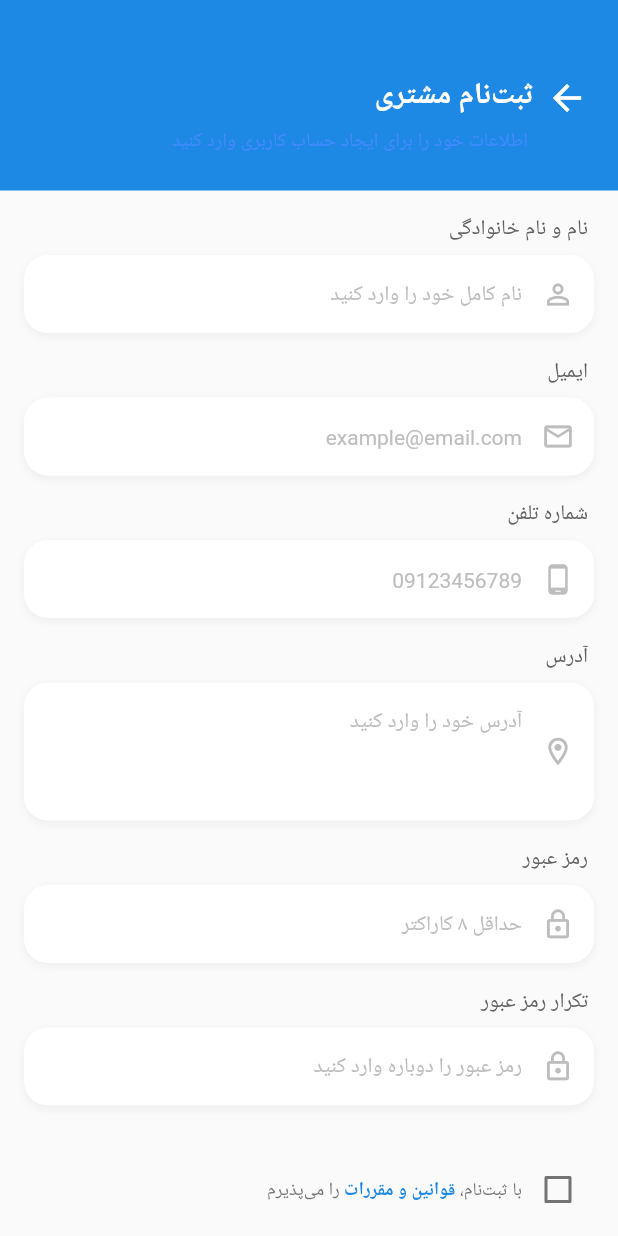
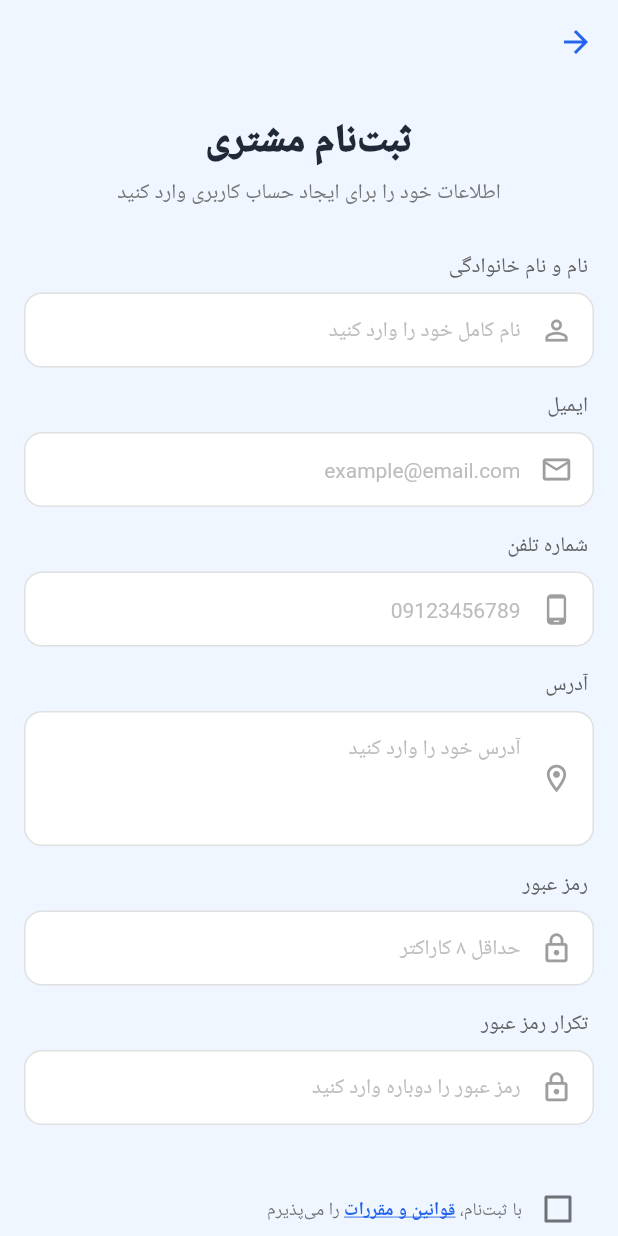
Before and after one commit to SamanEsmaeili3/smart_carwash_service_system, a Flutter app: the CustomerSignupScreen screen opened by its route, on a phone screen of 412 x 824 dp. Run offline on Flutter 3.47's test engine with Material 3 defaults, Android fonts, the phone set to English and light mode, and no system bars; our stand-ins replace flutter_secure_storage, jwt_decoder; accounts and stored records are empty; Roboto replaces fonts that are missing (Vazir).

```diff
--- a/Frontend/carwash_front/lib/screens/auth/customer_signup_screen.dart
+++ b/Frontend/carwash_front/lib/screens/auth/customer_signup_screen.dart
@@ -25,6 +25,7 @@ class _CustomerSignupScreenState extends State<CustomerSignupScreen> {
 
   bool _acceptedTerms = false;
 
+  // [Task-F3] Signup Logic
   void _handleSignup() async {
     if (_formKey.currentState!.validate()) {
       if (!_acceptedTerms) {
@@ -33,7 +34,6 @@ class _CustomerSignupScreenState extends State<CustomerSignupScreen> {
         );
         return;
       }
-      // Fixed: Use _passwordController and _confirmPasswordController
       if (_passwordController.text != _confirmPasswordController.text) {
         ScaffoldMessenger.of(context).showSnackBar(
           const SnackBar(content: Text('رمز عبور و تکرار آن یکسان نیستند')),
@@ -43,16 +43,14 @@ class _CustomerSignupScreenState extends State<CustomerSignupScreen> {
 
       final auth = Provider.of<AuthProvider>(context, listen: false);
 
-      // Fixed: Use the correct controller names here
       bool success = await auth.registerCustomer(
-        _emailController.text.trim(),    // Was _emailCtrl (Fixed)
-        _passwordController.text.trim(), // Was _passCtrl (Fixed)
-        _nameController.text.trim(),     // Passing Name
-        _phoneController.text.trim(),    // Passing Phone
+        _emailController.text.trim(),
+        _passwordController.text.trim(),
+        _nameController.text.trim(),
+        _phoneController.text.trim(),
       );
 
       if (success && mounted) {
-        // Auto login after signup
         await auth.login(
             _emailController.text.trim(),
             _passwordController.text.trim()
@@ -72,54 +70,114 @@ class _CustomerSignupScreenState extends State<CustomerSignupScreen> {
     }
   }
 
-  @override
-  Widget build(BuildContext context) {
-    // Watch for loading state
-    final isLoading = context.watch<AuthProvider>().status == AuthStatus.loading;
-
-    return Scaffold(
-      backgroundColor: Colors.grey.shade50,
-      body: Column(
-        children: [
-          // Header
-          Container(
-            width: double.infinity,
-            padding: const EdgeInsets.fromLTRB(20, 50, 20, 24),
-            color: Colors.blue.shade600,
+  // --- TERMS & CONDITIONS MODAL ---
+  void _showTermsDialog() {
+    showDialog(
+      context: context,
+      builder: (ctx) => AlertDialog(
+        shape: RoundedRectangleBorder(borderRadius: BorderRadius.circular(16)),
+        title: const Text("قوانین و مقررات", style: TextStyle(fontWeight: FontWeight.bold)),
+        content: SizedBox(
+          width: 400, // Limit width for desktop
+          child: SingleChildScrollView(
             child: Column(
               crossAxisAlignment: CrossAxisAlignment.start,
-              children: [
-                Row(
-                  children: [
-                    IconButton(
-                      padding: EdgeInsets.zero,
-                      constraints: const BoxConstraints(),
-                      icon: const Icon(Icons.arrow_forward, color: Colors.white, size: 28),
-                      onPressed: () => Navigator.pop(context),
-                    ),
-                    const SizedBox(width: 12),
-                    const Text(
-                      "ثبت‌نام مشتری",
-                      style: TextStyle(color: Colors.white, fontSize: 20, fontWeight: FontWeight.bold),
-                    ),
-                  ],
-                ),
-                const Padding(
-                  padding: EdgeInsets.only(right: 40.0, top: 8),
-                  child: Text(
-                    "اطلاعات خود را برای ایجاد حساب کاربری وارد کنید",
-                    style: TextStyle(color: Colors.blueAccent, fontSize: 13),
-                  ),
+              mainAxisSize: MainAxisSize.min,
+              children: const [
+                Text(
+                  "۱. تعهدات کاربر\n"
+                  "کاربران موظف هستند اطلاعات صحیح وارد کنند. مسئولیت اشتباه در آدرس بر عهده کاربر است.\n\n"
+                  "۲. حریم خصوصی\n"
+                  "اطلاعات تماس شما نزد ما محفوظ است و تنها برای هماهنگی کارواش استفاده می‌شود.\n\n"
+                  "۳. پرداخت\n"
+                  "هزینه خدمات باید پس از اتمام کار یا به صورت آنلاین پرداخت شود.\n\n"
+                  "۴. لغو سفارش\n"
+                  "لغو سفارش تا ۱ ساعت قبل از زمان رزرو رایگان است.",
+                  style: TextStyle(height: 1.8),
                 ),
               ],
             ),
           ),
+        ),
+        actions: [
+          TextButton(
+            onPressed: () => Navigator.pop(ctx),
+            child: const Text("متوجه شدم"),
+          ),
+        ],
+      ),
+    );
+  }
+
+  @override
+  Widget build(BuildContext context) {
+    final isLoading = context.watch<AuthProvider>().status == AuthStatus.loading;
+    final isDesktop = MediaQuery.of(context).size.width > 650;
+
+    return Scaffold(
+      // Match Login Screen Theme
+      backgroundColor: AppColors.primaryLight,
+
+      // Standard AppBar handles the Back Arrow correctly in RTL
+      appBar: AppBar(
+        backgroundColor: Colors.transparent,
+        elevation: 0,
+        centerTitle: true,
+        iconTheme: const IconThemeData(color: AppColors.primary), // Blue arrow
+      ),
+
+      body: Center(
+        child: SingleChildScrollView(
+          padding: const EdgeInsets.symmetric(vertical: 20, horizontal: 16),
+          child: Center(
+            // --- FIX 1: ConstrainedBox to fix stretching ---
+            child: ConstrainedBox(
+              constraints: const BoxConstraints(maxWidth: 550),
+              child: Container(
+                padding: isDesktop
+                    ? const EdgeInsets.symmetric(horizontal: 40, vertical: 40)
+                    : const EdgeInsets.all(0),
+                decoration: isDesktop
+                  ? BoxDecoration(
+                      color: Colors.white,
+                      borderRadius: BorderRadius.circular(24),
+                      boxShadow: [
+                        BoxShadow(
+                          color: Colors.blue.shade900.withOpacity(0.1),
+                          blurRadius: 30,
+                          offset: const Offset(0, 15),
+                        )
+                      ]
+                    )
+                  : null,
+                child: Column(
+                  crossAxisAlignment: CrossAxisAlignment.center,
+                  children: [
+                    // Header Text
+                    const Text(
+                      "ثبت‌نام مشتری",
+                      style: TextStyle(
+                        fontSize: 26,
+                        fontWeight: FontWeight.w900,
+                        color: AppColors.textMain,
+                      ),
+                    ),
+                    const SizedBox(height: 8),
+                    // --- FIX 2: Better Contrast for Subtitle ---
+                    Text(
+                      "اطلاعات خود را برای ایجاد حساب کاربری وارد کنید",
+                      textAlign: TextAlign.center,
+                      style: TextStyle(
+                        fontSize: 14,
+                        color: Colors.grey.shade600, // Darker grey for readability
+                        fontWeight: FontWeight.w500,
+                      ),
+                    ),
+
+                    const SizedBox(height: 30),
 
                     // Signup Form
-          Expanded(
-            child: SingleChildScrollView(
-              padding: const EdgeInsets.all(16),
-              child: Form(
+                    Form(
                       key: _formKey,
                       child: Column(
                         children: [
@@ -132,12 +190,12 @@ class _CustomerSignupScreenState extends State<CustomerSignupScreen> {
 
                           const SizedBox(height: 16),
 
-                    // Rules checkbox
+                          // Rules checkbox with Link
                           Row(
                             children: [
                               Checkbox(
                                 value: _acceptedTerms,
-                          activeColor: Colors.blue.shade600,
+                                activeColor: AppColors.primary,
                                 onChanged: (value) => setState(() => _acceptedTerms = value!),
                               ),
                               Expanded(
@@ -146,8 +204,16 @@ class _CustomerSignupScreenState extends State<CustomerSignupScreen> {
                                   children: [
                                     Text("با ثبت‌نام، ", style: TextStyle(color: Colors.grey.shade600, fontSize: 12)),
                                     GestureDetector(
-                                onTap: () {},
-                                child: Text("قوانین و مقررات", style: TextStyle(color: Colors.blue.shade600, fontWeight: FontWeight.bold, fontSize: 12)),
+                                      onTap: _showTermsDialog, // --- FIX 3: Opens Dialog ---
+                                      child: Text(
+                                        "قوانین و مقررات",
+                                        style: TextStyle(
+                                          color: AppColors.primary,
+                                          fontWeight: FontWeight.bold,
+                                          fontSize: 12,
+                                          decoration: TextDecoration.underline,
+                                        ),
+                                      ),
                                     ),
                                     Text(" را می‌پذیرم", style: TextStyle(color: Colors.grey.shade600, fontSize: 12)),
                                   ],
@@ -160,10 +226,9 @@ class _CustomerSignupScreenState extends State<CustomerSignupScreen> {
 
                           // Signup button
                           CustomButton(
-                      text: "ثبت‌نام",
+                            text: "ایجاد حساب",
                             onPressed: _handleSignup,
                             isLoading: isLoading,
-                      color: Colors.blue.shade600,
                           ),
 
                           const SizedBox(height: 16),
@@ -174,8 +239,8 @@ class _CustomerSignupScreenState extends State<CustomerSignupScreen> {
                             children: [
                               Text("قبلاً حساب کاربری دارید؟ ", style: TextStyle(color: Colors.grey.shade600)),
                               GestureDetector(
-                          onTap: () => Navigator.pop(context),
-                          child: Text("وارد شوید", style: TextStyle(color: Colors.blue.shade600, fontWeight: FontWeight.bold)),
+                                onTap: () => Navigator.pop(context), // Goes back to Login/Landing
+                                child: const Text("وارد شوید", style: TextStyle(color: AppColors.primary, fontWeight: FontWeight.bold)),
                               ),
                             ],
                           ),
@@ -183,9 +248,12 @@ class _CustomerSignupScreenState extends State<CustomerSignupScreen> {
                         ],
                       ),
                     ),
+                  ],
                 ),
               ),
-        ],
+            ),
+          ),
+        ),
       ),
     );
   }
@@ -203,8 +271,8 @@ class _CustomerSignupScreenState extends State<CustomerSignupScreen> {
           Container(
             decoration: BoxDecoration(
               color: Colors.white,
-              borderRadius: BorderRadius.circular(16),
-              boxShadow: [BoxShadow(color: Colors.black.withOpacity(0.05), blurRadius: 4, offset: const Offset(0, 2))],
+              borderRadius: BorderRadius.circular(12), // Slightly rounder
+              border: Border.all(color: Colors.grey.shade300), // Added border for better visibility
             ),
             child: TextFormField(
               controller: controller,
@@ -214,9 +282,9 @@ class _CustomerSignupScreenState extends State<CustomerSignupScreen> {
               decoration: InputDecoration(
                 hintText: hint,
                 hintStyle: TextStyle(color: Colors.grey.shade400, fontSize: 14),
-                prefixIcon: Icon(icon, color: Colors.grey.shade400, size: 22),
+                prefixIcon: Icon(icon, color: Colors.grey.shade500, size: 22),
                 border: InputBorder.none,
-                contentPadding: const EdgeInsets.symmetric(horizontal: 16, vertical: 16),
+                contentPadding: const EdgeInsets.symmetric(horizontal: 16, vertical: 14),
               ),
               validator: (value) {
                 if (value == null || value.isEmpty) return 'این فیلد الزامی است';
```
Lines whose indentation alone changed are shown as unchanged.
